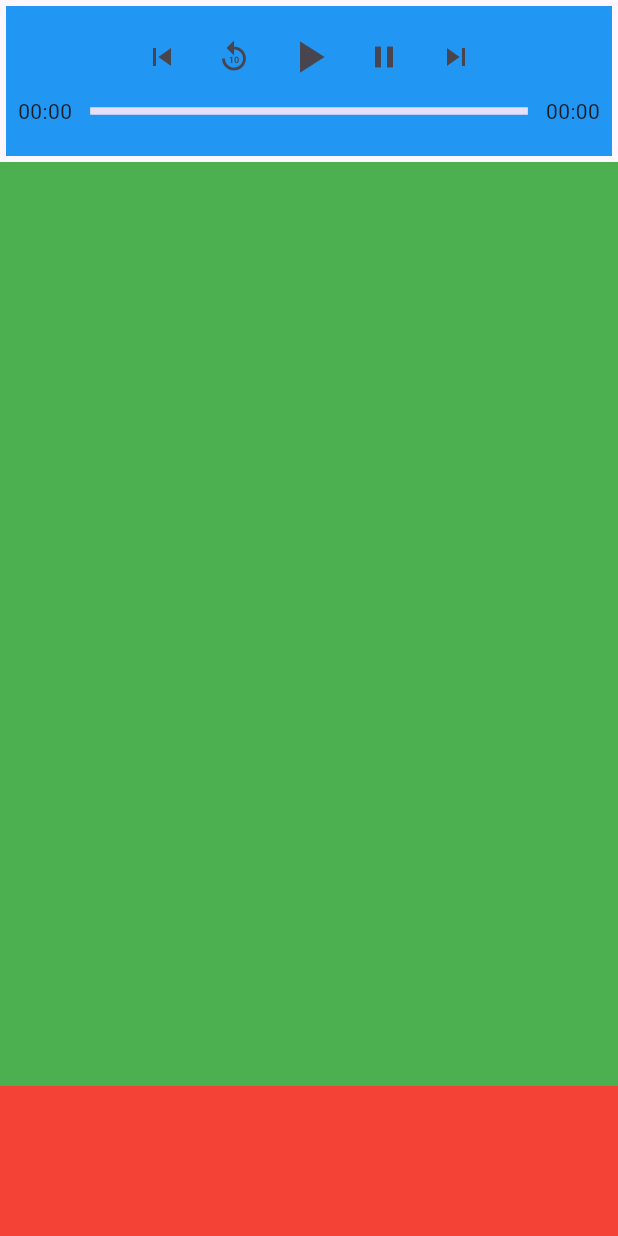
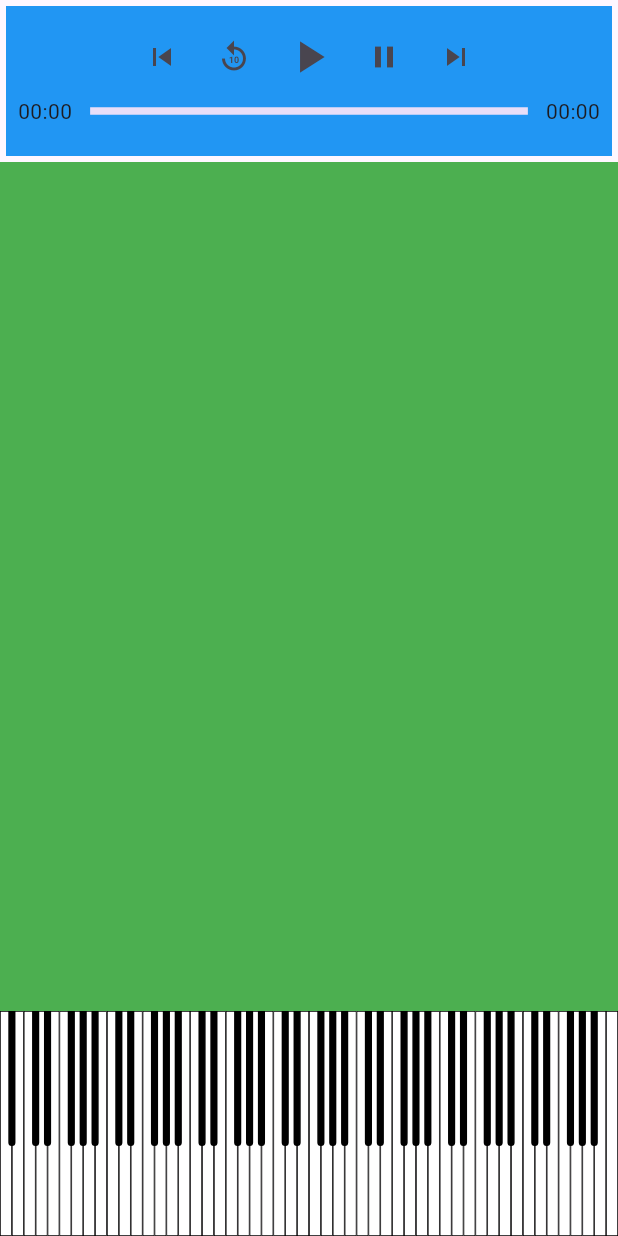
Before and after one commit to inifynastic/Inifynity-Piano, a Flutter app: the screen it shows after launch, on a phone screen of 412 x 824 dp. Run offline on Flutter 3.47's test engine with Material 3 defaults, Android fonts, the phone set to English and light mode, and no system bars.

Commit message:
some stuff

```diff
--- a/lib/graphics/modules.dart
+++ /dev/null
@@ -1,67 +0,0 @@
-import 'package:flutter/material.dart';
-
-final Container controller = Container( // Audio Controls
-  color: Colors.blue,
-  height:100,
-  width: double.infinity,
-  padding: const EdgeInsets.all(8),
-  margin: const EdgeInsets.all(4),
-  child: Column(
-    children: [
-      Row(
-        mainAxisAlignment: MainAxisAlignment.center,
-        children: [
-          IconButton(
-            onPressed: (){},
-            icon:const Icon(Icons.skip_previous)
-          ),
-          IconButton(
-            onPressed: () {},
-            icon: const Icon(Icons.replay_10),
-          ),
-          IconButton(
-            onPressed: () {},
-            icon: const Icon(Icons.play_arrow),
-            iconSize: 36,
-          ),
-          IconButton(
-            onPressed: () {},
-            icon: const Icon(Icons.pause),
-          ),
-          IconButton(
-            onPressed: () {},
-            icon: const Icon(Icons.skip_next),
-          ),
-        ],
-      ), // playback buttons
-      Row(
-        children: [
-          const Text('00:00'),
-          const SizedBox(width: 12),
-          const Expanded(
-            child: LinearProgressIndicator(
-              value: 0.0,
-              minHeight: 5,
-            ),
-          ),
-          const SizedBox(width: 12),
-          const Text('00:00'),
-      ],), // time bar
-    ],
-  ),
-);
-
-final Expanded musicDisplay = Expanded(
-  child: Container(
-    color: Colors.green,
-    height: double.infinity,
-    width: double.infinity,
-  ) // Piano
-);
-
-final Container piano = Container(
-  color: Colors.red,
-  height:100,
-  width: double.infinity,
-  child: Stack()
-); //Sheet Music and Piano Roll
--- /dev/null
+++ b/lib/graphics/modules/controller.dart
@@ -0,0 +1,39 @@
+import 'package:flutter/material.dart';
+
+final Container controller = Container(
+  // Audio Controls
+  color: Colors.blue,
+  height: 100,
+  width: double.infinity,
+  padding: const EdgeInsets.all(8),
+  margin: const EdgeInsets.all(4),
+  child: Column(
+    children: [
+      Row(
+        mainAxisAlignment: MainAxisAlignment.center,
+        children: [
+          IconButton(onPressed: () {}, icon: const Icon(Icons.skip_previous)),
+          IconButton(onPressed: () {}, icon: const Icon(Icons.replay_10)),
+          IconButton(
+            onPressed: () {},
+            icon: const Icon(Icons.play_arrow),
+            iconSize: 36,
+          ),
+          IconButton(onPressed: () {}, icon: const Icon(Icons.pause)),
+          IconButton(onPressed: () {}, icon: const Icon(Icons.skip_next)),
+        ],
+      ), // playback buttons
+      Row(
+        children: [
+          const Text('00:00'),
+          const SizedBox(width: 12),
+          const Expanded(
+            child: LinearProgressIndicator(value: 0.0, minHeight: 5),
+          ),
+          const SizedBox(width: 12),
+          const Text('00:00'),
+        ],
+      ), // time bar
+    ],
+  ),
+);
--- /dev/null
+++ b/lib/graphics/modules/musis_display.dart
@@ -0,0 +1,9 @@
+import 'package:flutter/material.dart';
+
+final Expanded musicDisplay = Expanded(
+  child: Container(
+    color: Colors.green,
+    height: double.infinity,
+    width: double.infinity,
+  ), // Sheet Music and Piano Roll
+);
--- /dev/null
+++ b/lib/graphics/modules/piano.dart
@@ -0,0 +1,69 @@
+import 'package:flutter/material.dart';
+
+List<GestureDetector> whiteNotes = [];
+List<GestureDetector> blackNotes = [];
+
+final Widget piano = SizedBox(
+  height: 150,
+  width: double.infinity,
+  child: LayoutBuilder(
+    builder: (context, constraints) {
+      final double whiteWidth = constraints.maxWidth / 52;
+      final double blackWidth = whiteWidth * 0.6;
+
+      final List<Container> whiteKeys = [
+        for (int i = 0; i < 52; i++)
+          Container(
+            width: whiteWidth,
+            decoration: BoxDecoration(
+              color: Colors.white,
+              border: Border.all(color: Colors.black, width: 0.5),
+            ),
+          ),
+      ];
+
+      final List<GestureDetector> whiteNotes = [
+        for (int i = 0; i < 52; i++) GestureDetector(child: whiteKeys[i],),
+      ];
+
+      final List<Positioned> blackNotes = [
+        for (int i = 0; i < 51; i++)
+          if (const {0, 2, 3, 5, 6}.contains(
+            i % 7,
+          )) // Checks if the key has sharp or no | 0 = A and 7 = A
+            Positioned(
+              left:
+                  (i + 1) * whiteWidth -
+                  blackWidth / 2, // Positions the black key between white keys
+              top: 0,
+              width: blackWidth,
+              height: 0.6 * constraints.maxHeight,
+              child: GestureDetector(
+                child: Container(
+                  decoration: BoxDecoration(
+                    color: Colors.black,
+                    border: Border.all(color: Colors.black),
+                    borderRadius: const BorderRadius.vertical(
+                      bottom: Radius.circular(4),
+                    ),
+                  ),
+                ),
+              ),
+            ),
+      ];
+
+      return Stack(
+        children: [
+          Row(children: whiteNotes),
+          ...blackNotes, // spread the backNotes here | ... is the spread opeator
+        ],
+      );
+    },
+  ),
+);
+
+(List<GestureDetector>, List<GestureDetector>) getkeys() {
+  // Populate both lists...
+
+  return (whiteNotes, blackNotes);
+}
```
Also changed, not shown: lib/graphics/mainscreen.dart (+5 -7 lines).
